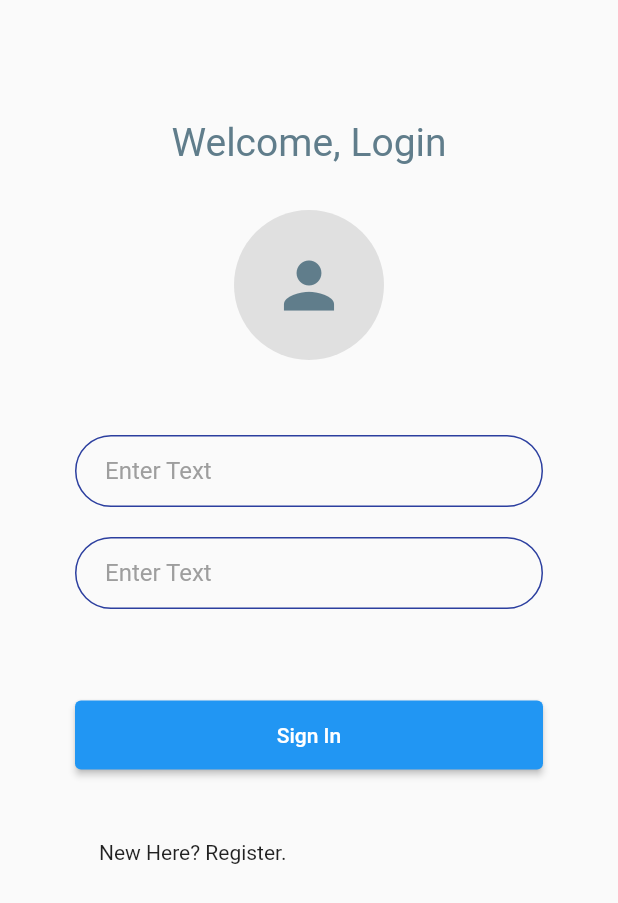
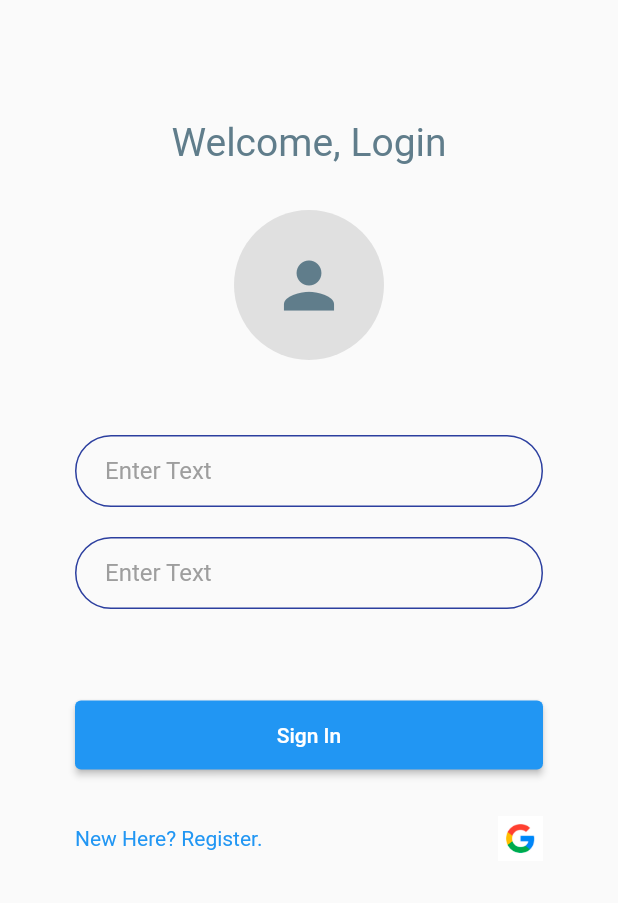
Before and after one commit to ShubhamTrip/Revisiting-Flutter, a Flutter app: the screen it shows after launch, on a phone screen of 412 x 824 dp. Shown: the top 903 px of the screen. Run offline on Flutter 3.47's test engine with Material 2 defaults, Android fonts, the phone set to English and light mode, and no system bars; our stand-ins replace image_picker, supabase, supabase_flutter; accounts and stored records are empty.

Commit message:
adding google login

```diff
--- a/notesapp/lib/Screens/login_page.dart
+++ b/notesapp/lib/Screens/login_page.dart
@@ -101,12 +101,14 @@ class LoginPage extends StatelessWidget {
                     SizedBox(
                       height: 30,
                     ),
+                    Row(
+                      mainAxisAlignment: MainAxisAlignment.spaceBetween,
+                      children: [
                         GestureDetector(
                           child: Container(
-                          child: ListTile(
-                        leading: Text('New Here? Register.'),
-                        // trailing: Container(child: Image.asset(''),),
-                        isThreeLine: false,
+                              child: Text(
+                            'New Here? Register.',
+                            style: TextStyle(color: Colors.blue),
                           )),
                           onTap: () => {
                             Navigator.push(
@@ -114,6 +116,17 @@ class LoginPage extends StatelessWidget {
                                 MaterialPageRoute(
                                     builder: (context) => SignUpPage()))
                           },
+                        ),
+                        GestureDetector(
+                          child: Container(
+                              child: Image.asset(
+                            'assets/google.png',
+                            height: 30,
+                            width: 30,
+                          )),
+                          onTap: () => {},
+                        )
+                      ],
                     )
                   ],
                 ))));
--- a/notesapp/pubspec.yaml
+++ b/notesapp/pubspec.yaml
@@ -65,6 +65,7 @@ flutter:
   # To add assets to your application, add an assets section, like this:
   assets:
     - .env
+    - assets/google.png
 
   # An image asset can refer to one or more resolution-specific "variants", see
   # https://flutter.dev/assets-and-images/#resolution-aware
```
Also changed, not shown: notesapp/assets/google.png (added). Lines whose indentation alone changed are shown as unchanged.
